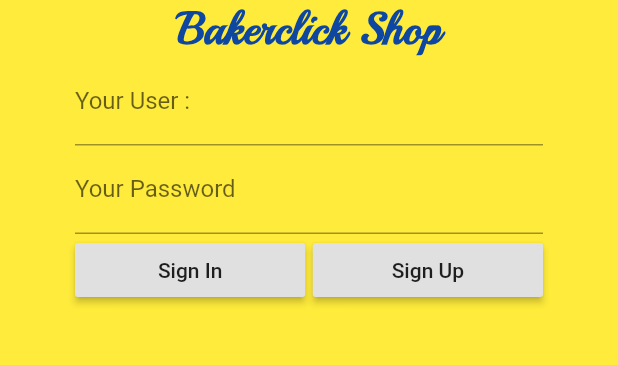
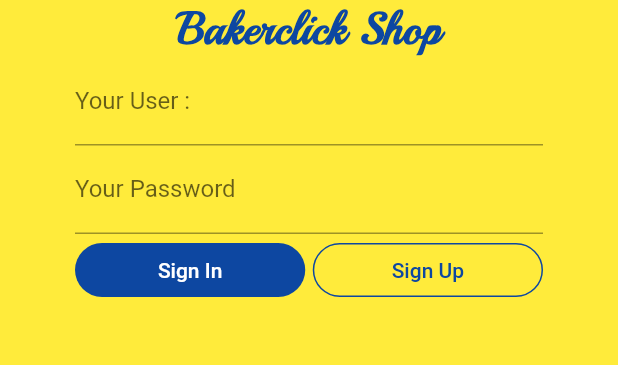
Before and after one commit to KctPiyawat/ShopBakerClick, a Flutter app: the screen it shows after launch, on a phone screen of 412 x 824 dp, the part 480-845 px from its top. Run offline on Flutter 3.47's test engine with Material 2 defaults, Android fonts, the phone set to English and light mode, and no system bars.

Commit message:
finish 24-05-2019

```diff
--- a/lib/screens/authen.dart
+++ b/lib/screens/authen.dart
@@ -39,15 +39,25 @@ class _AutenState extends State<Auten> {
   }
 
   Widget signIn() {
-    return RaisedButton(
-      child: Text('Sign In'),
+    return FlatButton(
+      shape: RoundedRectangleBorder(borderRadius: BorderRadius.circular(30.0)),
+      color: Colors.blue[900],
+      child: Text(
+        'Sign In',
+        style: TextStyle(color: Colors.white),
+      ),
       onPressed: () {},
     );
   }
 
   Widget signUp() {
-    return RaisedButton(
-      child: Text('Sign Up'),
+    return OutlineButton(
+      borderSide: BorderSide(color: Colors.blue[900]),
+      shape: RoundedRectangleBorder(borderRadius: BorderRadius.circular(30.0)),
+      child: Text(
+        'Sign Up',
+        style: TextStyle(color: Colors.blue[900]),
+      ),
       onPressed: () {},
     );
   }
```
